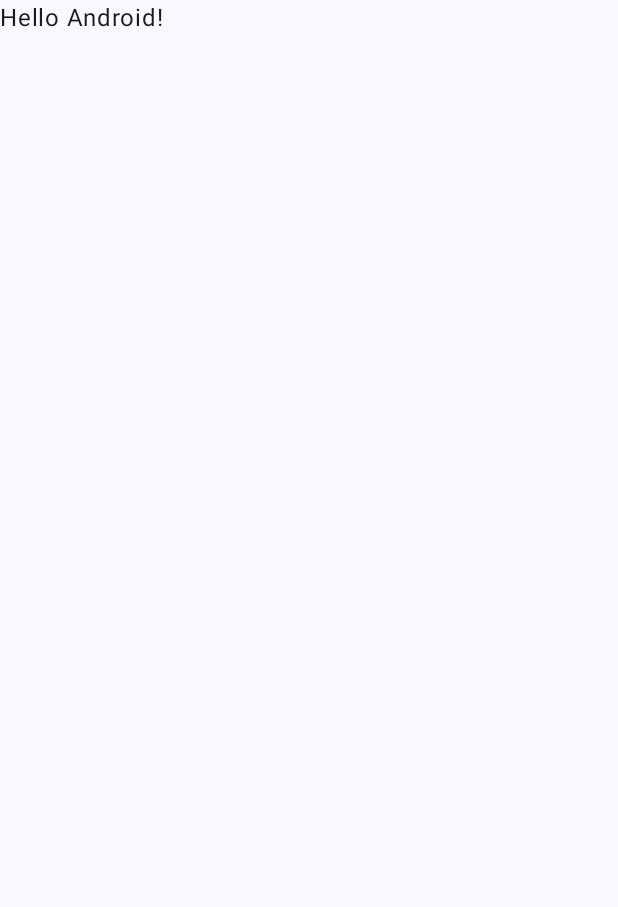
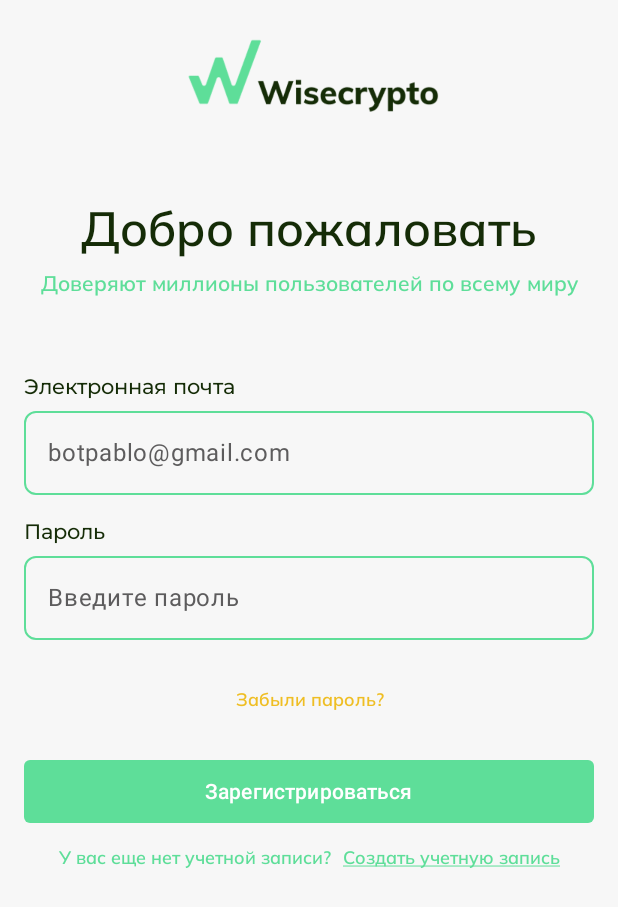
Before and after one commit to Fiz2004/Wisecrypto, an Android app built with Jetpack Compose: the screen it shows after launch (MainActivity), on a phone screen of 412 x 824 dp. Before the commit the part shown is almost empty. Shown: the top 907 px of the screen. Run offline under Robolectric (Android 15) with nearby library versions, the phone set to English and light mode, and no system bars.

Commit message:
add login screen

```diff
--- a/app/src/main/java/com/fiz/wisecrypto/MainActivity.kt
+++ b/app/src/main/java/com/fiz/wisecrypto/MainActivity.kt
@@ -10,6 +10,7 @@ import androidx.compose.material3.Text
 import androidx.compose.runtime.Composable
 import androidx.compose.ui.Modifier
 import androidx.compose.ui.tooling.preview.Preview
+import com.fiz.wisecrypto.ui.screens.login.LoginScreen
 import com.fiz.wisecrypto.ui.theme.WisecryptoTheme
 
 class MainActivity : ComponentActivity() {
@@ -22,7 +23,7 @@ class MainActivity : ComponentActivity() {
                     modifier = Modifier.fillMaxSize(),
                     color = MaterialTheme.colorScheme.background
                 ) {
-                    Greeting("Android")
+                    LoginScreen()
                 }
             }
         }
--- /dev/null
+++ b/app/src/main/java/com/fiz/wisecrypto/ui/screens/login/LoginEvent.kt
@@ -0,0 +1,5 @@
+package com.fiz.wisecrypto.ui.screens.login
+
+sealed class LoginEvent {
+    object StartScreen : LoginEvent()
+}
--- /dev/null
+++ b/app/src/main/java/com/fiz/wisecrypto/ui/screens/login/LoginScreen.kt
@@ -0,0 +1,192 @@
+package com.fiz.wisecrypto.ui.screens.login
+
+import androidx.compose.foundation.Image
+import androidx.compose.foundation.background
+import androidx.compose.foundation.layout.*
+import androidx.compose.foundation.shape.RoundedCornerShape
+import androidx.compose.material3.*
+import androidx.compose.runtime.Composable
+import androidx.compose.runtime.LaunchedEffect
+import androidx.compose.ui.Modifier
+import androidx.compose.ui.res.painterResource
+import androidx.compose.ui.res.stringResource
+import androidx.compose.ui.text.style.TextAlign
+import androidx.compose.ui.text.style.TextDecoration
+import androidx.compose.ui.tooling.preview.Preview
+import androidx.compose.ui.unit.dp
+import androidx.lifecycle.viewmodel.compose.viewModel
+import com.fiz.wisecrypto.R
+import com.fiz.wisecrypto.ui.theme.WisecryptoTheme
+
+@Composable
+fun LoginScreen(
+    viewModel: LoginViewModel = viewModel()
+) {
+    val state = viewModel.viewState
+
+    LaunchedEffect(key1 = Unit) {
+        viewModel.onEvent(LoginEvent.StartScreen)
+    }
+
+    Column(
+        modifier = Modifier
+            .fillMaxSize()
+            .background(color = MaterialTheme.colorScheme.surface)
+            .padding(horizontal = 16.dp)
+    ) {
+
+        Spacer(modifier = Modifier.padding(8.dp))
+
+        Image(
+            modifier = Modifier
+                .fillMaxWidth()
+                .size(182.dp, 64.dp),
+            painter = painterResource(R.drawable.login_pic_logo),
+            contentDescription = null
+        )
+
+        Spacer(
+            modifier = Modifier
+                .padding(26.dp)
+        )
+
+        Text(
+            modifier = Modifier
+                .fillMaxWidth(),
+            textAlign = TextAlign.Center,
+            text = stringResource(R.string.login_welcome),
+            color = MaterialTheme.colorScheme.onSurface,
+            style = MaterialTheme.typography.displayLarge
+        )
+
+        Spacer(modifier = Modifier.padding(4.dp))
+
+        Text(
+            modifier = Modifier
+                .fillMaxWidth(),
+            textAlign = TextAlign.Center,
+            text = stringResource(R.string.splash_title),
+            color = MaterialTheme.colorScheme.primary,
+            style = MaterialTheme.typography.displaySmall
+        )
+
+        Spacer(modifier = Modifier.padding(26.dp))
+
+        LoginTextFieldWithHeader(
+            textHeader = stringResource(R.string.login_email),
+            textHint = stringResource(R.string.login_email_hint)
+        )
+
+        Spacer(modifier = Modifier.padding(8.dp))
+
+        LoginTextFieldWithHeader(
+            textHeader = stringResource(R.string.login_password),
+            textHint = stringResource(R.string.login_password_hint)
+        )
+
+        Spacer(modifier = Modifier.padding(16.dp))
+
+        Text(
+            modifier = Modifier
+                .fillMaxWidth(),
+            textAlign = TextAlign.Center,
+            text = stringResource(R.string.login_forgot_password),
+            color = MaterialTheme.colorScheme.tertiary,
+            style = MaterialTheme.typography.bodyMedium
+        )
+
+        Spacer(modifier = Modifier.padding(16.dp))
+
+        Button(
+            modifier = Modifier
+                .height(42.dp)
+                .fillMaxWidth(),
+            colors = ButtonDefaults.buttonColors(
+                containerColor = MaterialTheme.colorScheme.primary
+            ),
+            shape = RoundedCornerShape(4.dp),
+            onClick = { /*TODO*/ }) {
+            Text(
+                text = stringResource(R.string.login_signin)
+            )
+        }
+
+        Spacer(modifier = Modifier.padding(8.dp))
+
+        Row(
+            modifier = Modifier
+                .fillMaxWidth(),
+            horizontalArrangement = Arrangement.Center
+        ) {
+            Text(
+                text = stringResource(R.string.login_noaccount),
+                color = MaterialTheme.colorScheme.primary,
+                style = MaterialTheme.typography.bodyMedium
+            )
+
+            Spacer(modifier = Modifier.padding(4.dp))
+
+            Text(
+                text = stringResource(R.string.login_signup),
+                color = MaterialTheme.colorScheme.primary,
+                style = MaterialTheme.typography.bodyMedium,
+                textDecoration = TextDecoration.Underline
+            )
+        }
+    }
+}
+
+@Composable
+fun LoginTextFieldWithHeader(
+    textHeader: String,
+    textHint: String
+) {
+    HeaderTextField(textHeader)
+
+    Spacer(modifier = Modifier.padding(4.dp))
+
+    OutlinedTextField(
+        modifier = Modifier
+            .fillMaxWidth(),
+        value = "",
+        onValueChange = {},
+        placeholder = {
+            Text(
+                text = textHint,
+                color = MaterialTheme.colorScheme.onSurfaceVariant
+            )
+        },
+        singleLine = true,
+        shape = RoundedCornerShape(8.dp),
+        colors = TextFieldDefaults.outlinedTextFieldColors(
+            focusedBorderColor = MaterialTheme.colorScheme.primary,
+            unfocusedBorderColor = MaterialTheme.colorScheme.primary
+        )
+    )
+}
+
+@Composable
+fun HeaderTextField(
+    text: String,
+    modifier: Modifier = Modifier
+) {
+    Text(
+        modifier = modifier
+            .fillMaxWidth(),
+        text = text,
+        color = MaterialTheme.colorScheme.onSurface,
+        style = MaterialTheme.typography.titleLarge
+    )
+}
+
+@Preview(
+    showBackground = true,
+    widthDp = 375,
+    heightDp = 812
+)
+@Composable
+private fun DefaultPreview() {
+    WisecryptoTheme {
+        LoginScreen()
+    }
+}
--- /dev/null
+++ b/app/src/main/java/com/fiz/wisecrypto/ui/screens/login/LoginViewModel.kt
@@ -0,0 +1,30 @@
+package com.fiz.wisecrypto.ui.screens.login
+
+import androidx.compose.runtime.getValue
+import androidx.compose.runtime.mutableStateOf
+import androidx.compose.runtime.setValue
+import androidx.lifecycle.ViewModel
+import androidx.lifecycle.viewModelScope
+import kotlinx.coroutines.delay
+import kotlinx.coroutines.launch
+
+class LoginViewModel : ViewModel() {
+
+    var viewState by mutableStateOf(LoginViewState())
+        private set
+
+
+    fun onEvent(event: LoginEvent) {
+        when (event) {
+            LoginEvent.StartScreen -> startScreen()
+        }
+    }
+
+    private fun startScreen() {
+        viewModelScope.launch {
+            viewState = viewState.copy(isLoading = true)
+            delay(3000)
+            viewState = viewState.copy(isLoading = false)
+        }
+    }
+}
--- /dev/null
+++ b/app/src/main/java/com/fiz/wisecrypto/ui/screens/login/LoginViewState.kt
@@ -0,0 +1,5 @@
+package com.fiz.wisecrypto.ui.screens.login
+
+data class LoginViewState(
+    val isLoading: Boolean = false
+)
--- a/app/src/main/java/com/fiz/wisecrypto/ui/screens/splash/SplashScreen.kt
+++ b/app/src/main/java/com/fiz/wisecrypto/ui/screens/splash/SplashScreen.kt
@@ -4,6 +4,7 @@ import android.content.res.Configuration
 import androidx.compose.foundation.Image
 import androidx.compose.foundation.background
 import androidx.compose.foundation.layout.*
+import androidx.compose.material3.MaterialTheme
 import androidx.compose.material3.Text
 import androidx.compose.runtime.Composable
 import androidx.compose.runtime.LaunchedEffect
@@ -13,12 +14,8 @@ import androidx.compose.ui.geometry.Offset
 import androidx.compose.ui.graphics.Brush
 import androidx.compose.ui.res.painterResource
 import androidx.compose.ui.res.stringResource
-import androidx.compose.ui.text.TextStyle
-import androidx.compose.ui.text.font.Font
-import androidx.compose.ui.text.font.FontFamily
 import androidx.compose.ui.tooling.preview.Preview
 import androidx.compose.ui.unit.dp
-import androidx.compose.ui.unit.sp
 import androidx.lifecycle.viewmodel.compose.viewModel
 import com.fiz.wisecrypto.R
 import com.fiz.wisecrypto.ui.components.Progress
@@ -62,10 +59,7 @@ fun SplashScreen(
         Text(
             text = stringResource(R.string.splash_title),
             color = White,
-            style = TextStyle(
-                fontFamily = FontFamily(Font(R.font.mulish_semibold)),
-                fontSize = 16.sp
-            )
+            style = MaterialTheme.typography.displayMedium
         )
 
         Spacer(modifier = Modifier.weight(0.5f))
@@ -84,7 +78,7 @@ fun SplashScreen(
     heightDp = 812
 )
 @Composable
-fun DefaultPreview() {
+private fun DefaultPreview() {
     WisecryptoTheme {
         SplashScreen()
     }
--- a/app/src/main/java/com/fiz/wisecrypto/ui/theme/Theme.kt
+++ b/app/src/main/java/com/fiz/wisecrypto/ui/theme/Theme.kt
@@ -1,26 +1,34 @@
 package com.fiz.wisecrypto.ui.theme
 
 import android.app.Activity
-import android.os.Build
 import androidx.compose.foundation.isSystemInDarkTheme
-import androidx.compose.material3.*
+import androidx.compose.material3.MaterialTheme
+import androidx.compose.material3.darkColorScheme
+import androidx.compose.material3.lightColorScheme
 import androidx.compose.runtime.Composable
 import androidx.compose.runtime.SideEffect
 import androidx.compose.ui.graphics.toArgb
-import androidx.compose.ui.platform.LocalContext
 import androidx.compose.ui.platform.LocalView
 import androidx.core.view.ViewCompat
 
 private val DarkColorScheme = darkColorScheme(
-    primary = Purple80,
+    primary = LightGreen,
+    onPrimary = White,
+    surface = Light,
+    onSurface = Black,
+    onSurfaceVariant = Gray,
     secondary = PurpleGrey80,
-    tertiary = Pink80
+    tertiary = Warning
 )
 
 private val LightColorScheme = lightColorScheme(
-    primary = Purple40,
+    primary = LightGreen,
+    onPrimary = White,
+    surface = Light,
+    onSurface = Black,
+    onSurfaceVariant = Gray,
     secondary = PurpleGrey40,
-    tertiary = Pink40
+    tertiary = Warning
 
     /* Other default colors to override
     background = Color(0xFFFFFBFE),
@@ -41,10 +49,10 @@ fun WisecryptoTheme(
     content: @Composable () -> Unit
 ) {
     val colorScheme = when {
-        dynamicColor && Build.VERSION.SDK_INT >= Build.VERSION_CODES.S -> {
-            val context = LocalContext.current
-            if (darkTheme) dynamicDarkColorScheme(context) else dynamicLightColorScheme(context)
-        }
+//        dynamicColor && Build.VERSION.SDK_INT >= Build.VERSION_CODES.S -> {
+//            val context = LocalContext.current
+//            if (darkTheme) dynamicDarkColorScheme(context) else dynamicLightColorScheme(context)
+//        }
         darkTheme -> DarkColorScheme
         else -> LightColorScheme
     }
--- a/app/src/main/java/com/fiz/wisecrypto/ui/theme/Type.kt
+++ b/app/src/main/java/com/fiz/wisecrypto/ui/theme/Type.kt
@@ -2,19 +2,53 @@ package com.fiz.wisecrypto.ui.theme
 
 import androidx.compose.material3.Typography
 import androidx.compose.ui.text.TextStyle
+import androidx.compose.ui.text.font.Font
 import androidx.compose.ui.text.font.FontFamily
 import androidx.compose.ui.text.font.FontWeight
 import androidx.compose.ui.unit.sp
+import com.fiz.wisecrypto.R
 
 // Set of Material typography styles to start with
+
+val Mulish = FontFamily(
+    Font(R.font.mulish_semibold),
+    Font(R.font.mulish_bold),
+)
+
+val Montserrat = FontFamily(
+    Font(R.font.montserrat_medium),
+)
+
 val Typography = Typography(
-    bodyLarge = TextStyle(
-        fontFamily = FontFamily.Default,
-        fontWeight = FontWeight.Normal,
+    displayLarge = TextStyle(
+        fontFamily = Mulish,
+        fontWeight = FontWeight.Bold,
+        fontSize = 32.sp,
+    ),
+    displayMedium = TextStyle(
+        fontFamily = Mulish,
+        fontWeight = FontWeight.SemiBold,
         fontSize = 16.sp,
-        lineHeight = 24.sp,
-        letterSpacing = 0.5.sp
-    )
+    ),
+    displaySmall = TextStyle(
+        fontFamily = Mulish,
+        fontWeight = FontWeight.SemiBold,
+        fontSize = 14.sp,
+    ),
+
+    titleLarge = TextStyle(
+        fontFamily = Montserrat,
+        fontWeight = FontWeight.Medium,
+        fontSize = 14.sp,
+    ),
+
+    bodyMedium = TextStyle(
+        fontFamily = Mulish,
+        fontWeight = FontWeight.SemiBold,
+        fontSize = 12.sp,
+    ),
+
+
     /* Other default text styles to override
     titleLarge = TextStyle(
         fontFamily = FontFamily.Default,
--- a/app/src/main/res/values/strings.xml
+++ b/app/src/main/res/values/strings.xml
@@ -1,4 +1,13 @@
 <resources>
     <string name="app_name">Wisecrypto</string>
     <string name="splash_title">Доверяют миллионы пользователей по всему миру</string>
+    <string name="login_welcome">Добро пожаловать</string>
+    <string name="login_email">Электронная почта</string>
+    <string name="login_password">Пароль</string>
+    <string name="login_password_hint">Введите пароль</string>
+    <string name="login_email_hint">botpablo@gmail.com</string>
+    <string name="login_forgot_password">Забыли пароль?</string>
+    <string name="login_signin">Зарегистрироваться</string>
+    <string name="login_signup">Создать учетную запись</string>
+    <string name="login_noaccount">У вас еще нет учетной записи?</string>
 </resources>
```
Also changed, not shown: app/src/main/res/drawable/login_pic_logo.png (added), app/src/main/res/font/montserrat_medium.ttf (added), app/src/main/res/font/mulish_bold.ttf (added).
